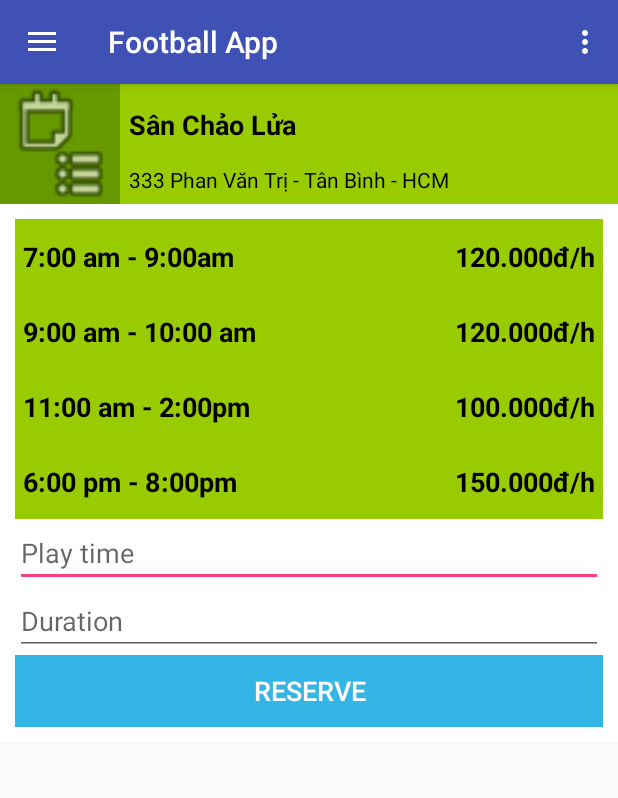
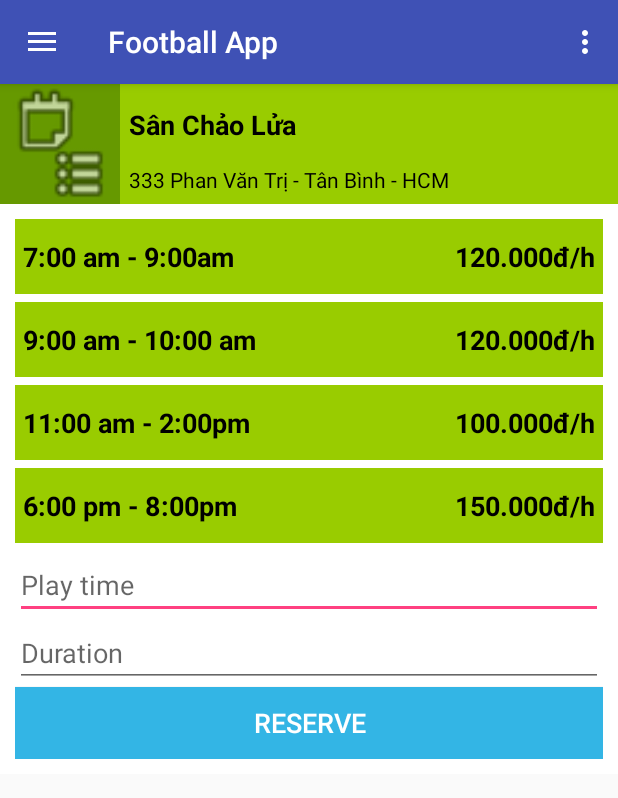
Before and after one commit to quymm/SWP49X-FFRS, an Android app: the FieldTimeActivity screen opened directly, with no data from a screen before it, on a phone screen of 412 x 824 dp. Shown: the top 798 px of the screen. Run offline under Robolectric (Android 15) with nearby library versions, the phone set to English and light mode, and no system bars; Roboto replaces fonts that are not available here.

Commit message:
Update FFRS

```diff
--- a/source/FFRS/app/src/main/java/com/capstone/ffrs/FieldDetailActivity.java
+++ b/source/FFRS/app/src/main/java/com/capstone/ffrs/FieldDetailActivity.java
@@ -89,4 +89,8 @@ public class FieldDetailActivity extends AppCompatActivity
         drawer.closeDrawer(GravityCompat.START);
         return true;
     }
+
+    public void onClickGoBackToTime(View view) {
+        finish();
+    }
 }
--- a/source/FFRS/app/src/main/res/layout/content_field_detail.xml
+++ b/source/FFRS/app/src/main/res/layout/content_field_detail.xml
@@ -187,6 +187,7 @@
                     android:layout_weight="1"
                     android:background="@android:color/holo_red_dark"
                     android:text="Cancel"
+                    android:onClick="onClickGoBackToTime"
                     android:textColor="@android:color/white"
                     android:textSize="18sp" />
             </LinearLayout>
--- a/source/FFRS/app/src/main/res/layout/content_field_time.xml
+++ b/source/FFRS/app/src/main/res/layout/content_field_time.xml
@@ -95,6 +95,7 @@
                     <LinearLayout
                         android:layout_width="fill_parent"
                         android:layout_height="wrap_content"
+                        android:layout_marginBottom="5dp"
                         android:layout_weight="7"
                         android:orientation="horizontal">
 
@@ -130,6 +131,7 @@
                         android:layout_width="fill_parent"
                         android:layout_height="wrap_content"
                         android:layout_weight="7"
+                        android:layout_marginBottom="5dp"
                         android:orientation="horizontal">
 
                         <TextView
@@ -164,6 +166,7 @@
                         android:layout_width="fill_parent"
                         android:layout_height="wrap_content"
                         android:layout_weight="7"
+                        android:layout_marginBottom="5dp"
                         android:orientation="horizontal">
 
                         <TextView
@@ -198,6 +201,7 @@
                         android:layout_width="fill_parent"
                         android:layout_height="wrap_content"
                         android:layout_weight="7"
+                        android:layout_marginBottom="5dp"
                         android:orientation="horizontal">
 
                         <TextView
```
Also changed, not shown: source/FFRS/app/src/main/AndroidManifest.xml (+6 -3 lines).
